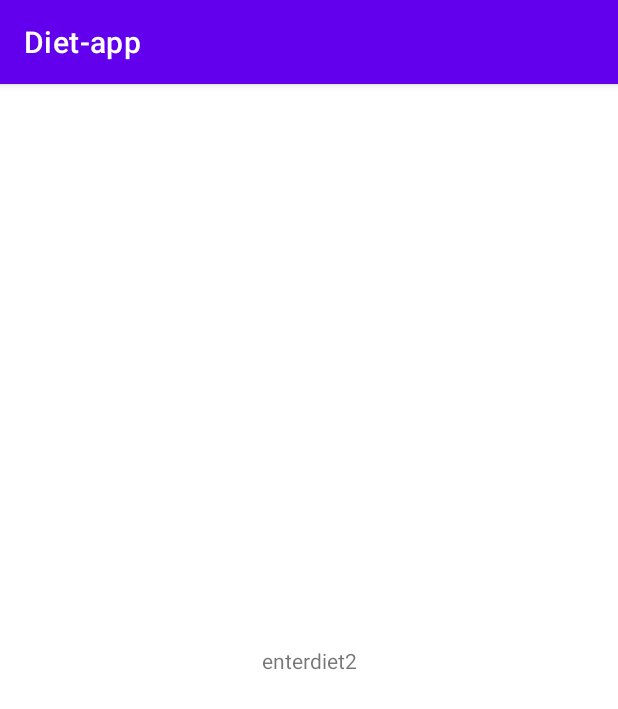
After one commit to diet-app/diet-app, an Android app: the EnterDiet2 screen opened directly, with no data from a screen before it, on a phone screen of 412 x 824 dp. The commit adds this screen. Shown: the top 709 px of the screen. Run offline under Robolectric (Android 15) with nearby library versions, the phone set to English and light mode, and no system bars.

Commit message:
음식 선택시 다음화면으로 넘어가는 기능

```diff
--- /dev/null
+++ b/app/src/main/java/com/sggyu/diet_app/EnterDiet2.java
@@ -0,0 +1,14 @@
+package com.sggyu.diet_app;
+
+import androidx.appcompat.app.AppCompatActivity;
+
+import android.os.Bundle;
+
+public class EnterDiet2 extends AppCompatActivity {
+
+    @Override
+    protected void onCreate(Bundle savedInstanceState) {
+        super.onCreate(savedInstanceState);
+        setContentView(R.layout.activity_enter_diet2);
+    }
+}
--- /dev/null
+++ b/app/src/main/res/layout/activity_enter_diet2.xml
@@ -0,0 +1,18 @@
+<?xml version="1.0" encoding="utf-8"?>
+<androidx.constraintlayout.widget.ConstraintLayout xmlns:android="http://schemas.android.com/apk/res/android"
+    xmlns:app="http://schemas.android.com/apk/res-auto"
+    xmlns:tools="http://schemas.android.com/tools"
+    android:layout_width="match_parent"
+    android:layout_height="match_parent"
+    tools:context=".EnterDiet2">
+
+    <TextView
+        android:id="@+id/textView3"
+        android:layout_width="wrap_content"
+        android:layout_height="wrap_content"
+        android:text="enterdiet2"
+        app:layout_constraintBottom_toBottomOf="parent"
+        app:layout_constraintEnd_toEndOf="parent"
+        app:layout_constraintStart_toStartOf="parent"
+        app:layout_constraintTop_toTopOf="parent" />
+</androidx.constraintlayout.widget.ConstraintLayout>
```
Also changed, not shown: app/src/main/java/com/sggyu/diet_app/EnterDiet.java (+9 -1 lines), app/src/main/java/com/sggyu/diet_app/FoodAdapter.java (+23 -7 lines).
